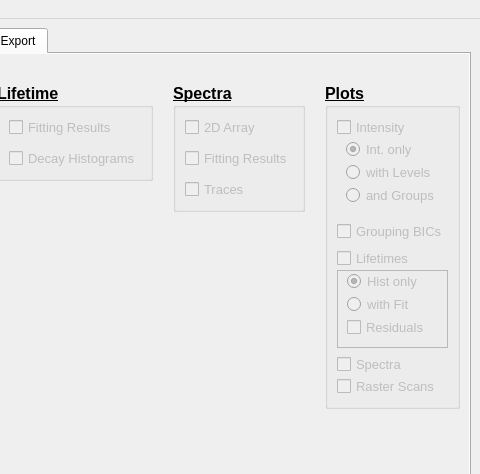
The window that resources/ui/mainwindow.ui (BioPhysicsUP/Full_SMS) describes before a commit, drawn with Qt 5; both pictures show x 592 to 1072 and y 0 to 474 of the 1072 by 673 pixel window.
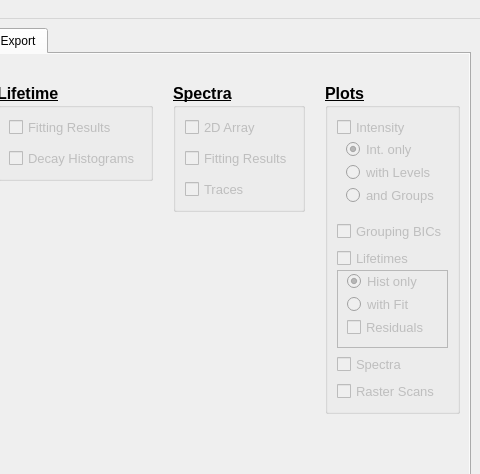
The same window after the commit. Icons and pictures are not drawn. Custom widgets are drawn as their Qt base class.

```diff
--- a/resources/ui/mainwindow.ui
+++ b/resources/ui/mainwindow.ui
@@ -3107,6 +3107,22 @@
                     </property>
                    </widget>
                   </item>
+                  <item>
+                   <spacer name="spcEx_Grouping_8">
+                    <property name="orientation">
+                     <enum>Qt::Vertical</enum>
+                    </property>
+                    <property name="sizeType">
+                     <enum>QSizePolicy::Minimum</enum>
+                    </property>
+                    <property name="sizeHint" stdset="0">
+                     <size>
+                      <width>20</width>
+                      <height>5</height>
+                     </size>
+                    </property>
+                   </spacer>
+                  </item>
                   <item>
                    <widget class="QCheckBox" name="chbEx_Plot_Raster_Scans">
                     <property name="enabled">
```
